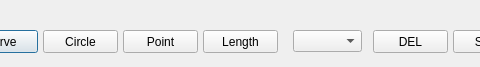
This is shapes.ui in KevinDes/Project-2D-creation as Qt 5 draws it before an edit; both pictures show x 217 to 697 and y 0 to 67 of the 842 by 67 pixel window. The edited form follows.
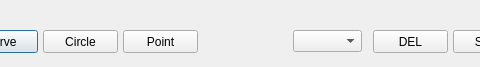
This is the edited form.

What changed in the file:
```diff
--- a/shapes.ui
+++ b/shapes.ui
@@ -36,19 +36,6 @@
     </rect>
    </property>
   </widget>
-  <widget class="QPushButton" name="buttonLength">
-   <property name="geometry">
-    <rect>
-     <x>420</x>
-     <y>30</y>
-     <width>75</width>
-     <height>23</height>
-    </rect>
-   </property>
-   <property name="text">
-    <string>Length</string>
-   </property>
-  </widget>
   <widget class="QPushButton" name="buttonLoad">
    <property name="geometry">
     <rect>
```
